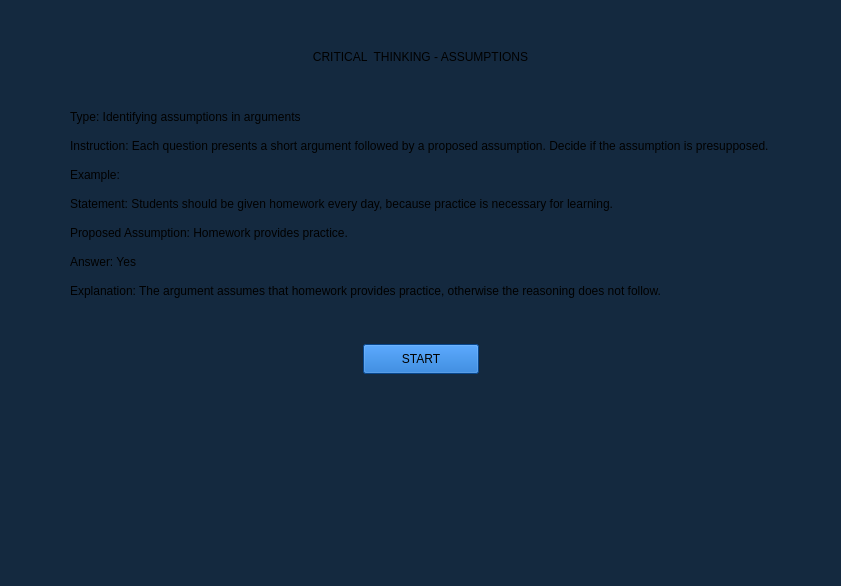
Qt form SholarshipManagementSystem/assessments/critical.ui (YNCO10/scholarshipManagementSystem) before a commit.
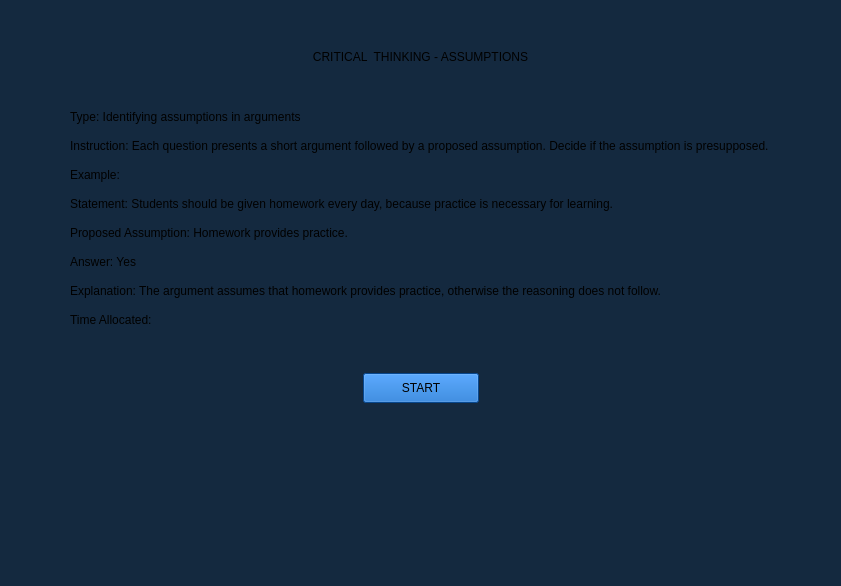
The same form after that commit. The open tabs and pages were chosen to show the change.

Diff of the .ui file:
```diff
--- a/SholarshipManagementSystem/assessments/critical.ui
+++ b/SholarshipManagementSystem/assessments/critical.ui
@@ -129,6 +129,13 @@
              </property>
             </widget>
            </item>
+           <item>
+            <widget class="QLabel" name="timeAllocatedLabel">
+             <property name="text">
+              <string>Time Allocated:</string>
+             </property>
+            </widget>
+           </item>
           </layout>
          </item>
         </layout>
```
Left out of the diff: 2 changed lines with no effect on the pictures.
